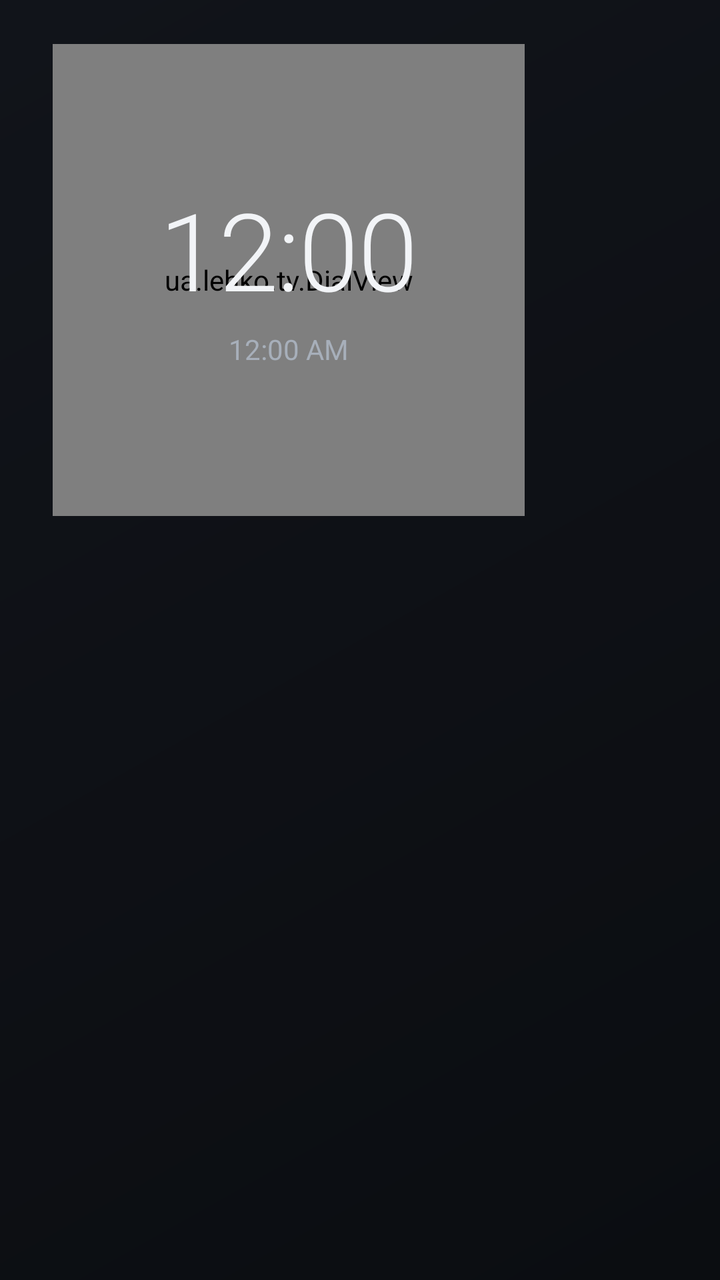
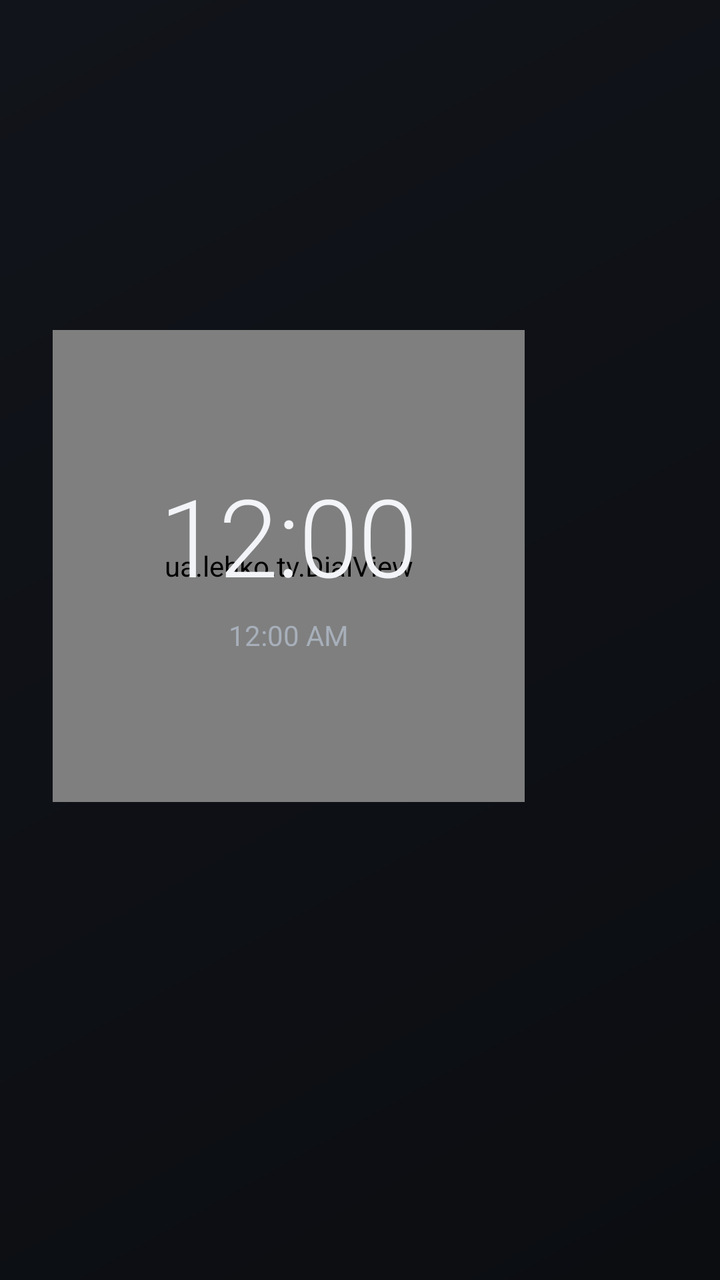

Compare the two renders of this Android layout. The source of the first and the diff that turns it into the second are given below.
<!-- AndroidManifest.xml: activity theme Lehko.Home -->
<!-- res/layout/home.xml -->
<?xml version="1.0" encoding="utf-8"?>
<LinearLayout xmlns:android="http://schemas.android.com/apk/res/android"
    android:layout_width="match_parent"
    android:layout_height="match_parent"
    android:clipChildren="false"
    android:clipToPadding="false"
    android:orientation="vertical"
    android:paddingStart="@dimen/safe_h"
    android:paddingTop="22dp"
    android:paddingEnd="@dimen/safe_h"
    android:paddingBottom="@dimen/safe_v">

    <LinearLayout
        android:layout_width="match_parent"
        android:layout_height="wrap_content"
        android:gravity="center_vertical"
        android:orientation="horizontal">

        
        <FrameLayout
            android:layout_width="236dp"
            android:layout_height="236dp"
            android:layout_marginStart="-22dp">

            <ua.lehko.tv.DialView
                android:id="@+id/dial"
                android:layout_width="match_parent"
                android:layout_height="match_parent" />

            <LinearLayout
                android:layout_width="wrap_content"
                android:layout_height="wrap_content"
                android:layout_gravity="center"
                android:gravity="center_horizontal"
                android:orientation="vertical">

                <TextClock
                    android:id="@+id/clock"
                    android:layout_width="wrap_content"
                    android:layout_height="wrap_content"
                    android:fontFamily="sans-serif-light"
                    android:fontFeatureSettings="tnum"
                    android:format12Hour="h:mm"
                    android:format24Hour="H:mm"
                    android:includeFontPadding="false"
                    android:letterSpacing="-0.01"
                    android:textColor="@color/text_primary"
                    android:textSize="54sp" />

                <TextClock
                    android:id="@+id/date"
                    android:layout_width="wrap_content"
                    android:layout_height="wrap_content"
                    android:layout_marginTop="6dp"
                    android:textColor="@color/text_secondary"
                    android:textSize="14sp" />
            </LinearLayout>
        </FrameLayout>

        
        <LinearLayout
            android:id="@+id/info"
            android:layout_width="0dp"
            android:layout_height="wrap_content"
            android:layout_marginStart="10dp"
            android:layout_weight="1"
            android:background="@drawable/info_bg"
            android:focusable="true"
            android:orientation="vertical"
            android:paddingStart="20dp"
            android:paddingTop="14dp"
            android:paddingEnd="20dp"
            android:paddingBottom="14dp">

            <TextView
                android:id="@+id/power_title"
                android:layout_width="wrap_content"
                android:layout_height="wrap_content"
                android:ellipsize="end"
                android:fontFamily="sans-serif-light"
                android:includeFontPadding="false"
                android:maxLines="1"
                android:textColor="@color/text_primary"
                android:textSize="30sp" />

            <TextView
                android:id="@+id/power_detail"
                android:layout_width="wrap_content"
                android:layout_height="wrap_content"
                android:layout_marginTop="4dp"
                android:ellipsize="end"
                android:maxLines="1"
                android:textColor="@color/text_secondary"
                android:textSize="15sp" />

            <LinearLayout
                android:id="@+id/weather"
                android:layout_width="wrap_content"
                android:layout_height="wrap_content"
                android:layout_marginTop="14dp"
                android:gravity="center_vertical"
                android:orientation="horizontal">

                <ImageView
                    android:id="@+id/weather_icon"
                    android:layout_width="40dp"
                    android:layout_height="40dp"
                    android:layout_marginEnd="12dp"
                    android:importantForAccessibility="no" />

                <TextView
                    android:id="@+id/weather_temp"
                    android:layout_width="wrap_content"
                    android:layout_height="wrap_content"
                    android:layout_marginEnd="12dp"
                    android:fontFamily="sans-serif-light"
                    android:fontFeatureSettings="tnum"
                    android:includeFontPadding="false"
                    android:textColor="@color/text_primary"
                    android:textSize="30sp" />

                <TextView
                    android:id="@+id/weather_text"
                    android:layout_width="wrap_content"
                    android:layout_height="wrap_content"
                    android:ellipsize="end"
                    android:maxLines="1"
                    android:textColor="@color/text_secondary"
                    android:textSize="15sp" />
            </LinearLayout>

            <TextView
                android:id="@+id/rates"
                android:layout_width="wrap_content"
                android:layout_height="wrap_content"
                android:layout_marginTop="10dp"
                android:ellipsize="end"
                android:fontFeatureSettings="tnum"
                android:maxLines="1"
                android:textColor="@color/text_secondary"
                android:textSize="15sp"
                android:visibility="gone" />

            
            <LinearLayout
                android:id="@+id/details"
                android:layout_width="match_parent"
                android:layout_height="wrap_content"
                android:layout_marginTop="14dp"
                android:gravity="bottom"
                android:orientation="horizontal"
                android:visibility="gone">

                <LinearLayout
                    android:id="@+id/weather_hours"
                    android:layout_width="wrap_content"
                    android:layout_height="wrap_content"
                    android:layout_marginEnd="24dp"
                    android:orientation="horizontal" />

                <LinearLayout
                    android:layout_width="0dp"
                    android:layout_height="wrap_content"
                    android:layout_weight="1"
                    android:orientation="vertical">

                    <TextView
                        android:id="@+id/weather_sun"
                        android:layout_width="wrap_content"
                        android:layout_height="wrap_content"
                        android:ellipsize="end"
                        android:fontFeatureSettings="tnum"
                        android:maxLines="1"
                        android:textColor="@color/text_dim"
                        android:textSize="12sp" />

                    <TextView
                        android:id="@+id/rates_full"
                        android:layout_width="wrap_content"
                        android:layout_height="wrap_content"
                        android:layout_marginTop="3dp"
                        android:ellipsize="end"
                        android:fontFeatureSettings="tnum"
                        android:maxLines="1"
                        android:textColor="@color/text_dim"
                        android:textSize="12sp" />

                    <LinearLayout
                        android:id="@+id/tomorrow_box"
                        android:layout_width="match_parent"
                        android:layout_height="wrap_content"
                        android:layout_marginTop="5dp"
                        android:gravity="center_vertical"
                        android:orientation="horizontal">

                        <TextView
                            android:layout_width="wrap_content"
                            android:layout_height="wrap_content"
                            android:layout_marginEnd="10dp"
                            android:text="@string/outage_tomorrow_lc"
                            android:textColor="@color/text_dim"
                            android:textSize="12sp" />

                        <ua.lehko.tv.OutageBar
                            android:id="@+id/outage_tomorrow"
                            android:layout_width="0dp"
                            android:layout_height="wrap_content"
                            android:layout_weight="1" />
                    </LinearLayout>
                </LinearLayout>
            </LinearLayout>
        </LinearLayout>
    </LinearLayout>

    <Space
        android:layout_width="match_parent"
        android:layout_height="0dp"
        android:layout_weight="1" />

    <TextView
        android:id="@+id/notice"
        android:layout_width="match_parent"
        android:layout_height="wrap_content"
        android:layout_marginBottom="6dp"
        android:accessibilityLiveRegion="polite"
        android:background="@drawable/card_bg"
        android:paddingStart="16dp"
        android:paddingTop="8dp"
        android:paddingEnd="16dp"
        android:paddingBottom="8dp"
        android:textColor="@color/text_primary"
        android:textSize="14sp"
        android:visibility="gone" />

    <HorizontalScrollView
        android:id="@+id/favorites_scroll"
        android:layout_width="match_parent"
        android:layout_height="wrap_content"
        android:layout_marginStart="-19dp"
        android:layout_marginEnd="-19dp"
        android:clipChildren="false"
        android:clipToPadding="false"
        android:fadingEdgeLength="24dp"
        android:requiresFadingEdge="horizontal"
        android:scrollbars="none">

        
        <LinearLayout
            android:id="@+id/favorites"
            android:layout_width="wrap_content"
            android:layout_height="wrap_content"
            android:clipChildren="false"
            android:clipToPadding="false"
            android:orientation="horizontal"
            android:paddingStart="12dp"
            android:paddingTop="6dp"
            android:paddingEnd="12dp"
            android:paddingBottom="6dp" />
    </HorizontalScrollView>

    
    <TextView
        android:id="@+id/focus_name"
        android:layout_width="match_parent"
        android:layout_height="wrap_content"
        android:ellipsize="end"
        android:fontFamily="sans-serif-medium"
        android:maxLines="1"
        android:textColor="@color/text_primary"
        android:textSize="16sp" />

    <HorizontalScrollView
        android:id="@+id/quick_scroll"
        android:layout_width="match_parent"
        android:layout_height="wrap_content"
        android:layout_marginStart="-12dp"
        android:layout_marginEnd="-12dp"
        android:clipChildren="false"
        android:clipToPadding="false"
        android:scrollbars="none">

        <LinearLayout
            android:id="@+id/quick"
            android:layout_width="wrap_content"
            android:layout_height="wrap_content"
            android:clipChildren="false"
            android:clipToPadding="false"
            android:orientation="horizontal"
            android:paddingStart="12dp"
            android:paddingTop="8dp"
            android:paddingEnd="12dp"
            android:paddingBottom="4dp" />
    </HorizontalScrollView>
</LinearLayout>
<!-- resources referenced by this layout -->
<resources>
  <color name="text_dim">#FF8B93A0</color>
  <color name="text_primary">#FFF2F4F7</color>
  <color name="text_secondary">#FFA7AFBA</color>
  <dimen name="safe_h">48dp</dimen>
  <dimen name="safe_v">27dp</dimen>
  <!-- drawable card_bg (drawable) -->
  <?xml version="1.0" encoding="utf-8"?>
  <selector xmlns:android="http://schemas.android.com/apk/res/android">
      <item android:state_focused="true">
          <shape>
              <solid android:color="@color/glass" />
              <stroke android:width="2dp" android:color="@color/stroke_focus" />
              <corners android:radius="16dp" />
          </shape>
      </item>
      <item>
          <shape>
              <solid android:color="@color/glass" />
              <stroke android:width="1dp" android:color="@color/hairline" />
              <corners android:radius="16dp" />
          </shape>
      </item>
  </selector>
  <!-- drawable info_bg (drawable) -->
  <?xml version="1.0" encoding="utf-8"?>
  <selector xmlns:android="http://schemas.android.com/apk/res/android">
      <item android:state_focused="true">
          <shape>
              <solid android:color="@color/glass" />
              <stroke android:width="2dp" android:color="@color/stroke_focus" />
              <corners android:radius="16dp" />
          </shape>
      </item>
      <item android:drawable="@android:color/transparent" />
  </selector>
  <string name="outage_tomorrow_lc">tomorrow</string>
  <style name="Lehko.Home">
          <item name="android:windowShowWallpaper">false</item>
          <item name="android:windowAnimationStyle">@null</item>
      </style>
  <color name="glass">#800E1117</color>
  <color name="stroke_focus">#FFF2F4F7</color>
  <color name="hairline">#14FFFFFF</color>
</resources>

<!-- the commit's change to res/layout/home.xml (unified diff, before → after) -->
@@ -65,7 +65,7 @@
             android:layout_marginStart="10dp"
             android:layout_weight="1"
             android:background="@drawable/info_bg"
-            android:focusable="true"
+            android:focusable="false"
             android:orientation="vertical"
             android:paddingStart="20dp"
             android:paddingTop="14dp"
@@ -149,7 +149,7 @@
                 android:layout_marginTop="14dp"
                 android:gravity="bottom"
                 android:orientation="horizontal"
-                android:visibility="gone">
+                android:visibility="invisible">
 
                 <LinearLayout
                     android:id="@+id/weather_hours"
@@ -168,17 +168,6 @@
                         android:id="@+id/weather_sun"
                         android:layout_width="wrap_content"
                         android:layout_height="wrap_content"
-                        android:ellipsize="end"
-                        android:fontFeatureSettings="tnum"
-                        android:maxLines="1"
-                        android:textColor="@color/text_dim"
-                        android:textSize="12sp" />
-
-                    <TextView
-                        android:id="@+id/rates_full"
-                        android:layout_width="wrap_content"
-                        android:layout_height="wrap_content"
-                        android:layout_marginTop="3dp"
                         android:ellipsize="end"
                         android:fontFeatureSettings="tnum"
                         android:maxLines="1"
@@ -224,6 +213,8 @@
         android:layout_marginBottom="6dp"
         android:accessibilityLiveRegion="polite"
         android:background="@drawable/card_bg"
+        android:ellipsize="end"
+        android:maxLines="2"
         android:paddingStart="16dp"
         android:paddingTop="8dp"
         android:paddingEnd="16dp"
